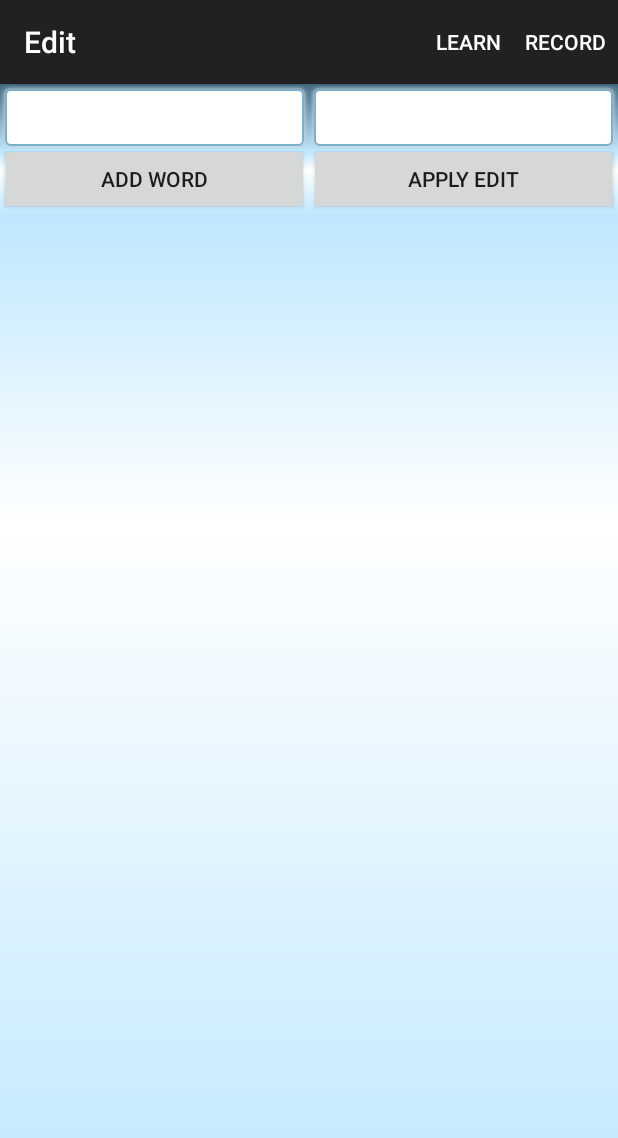
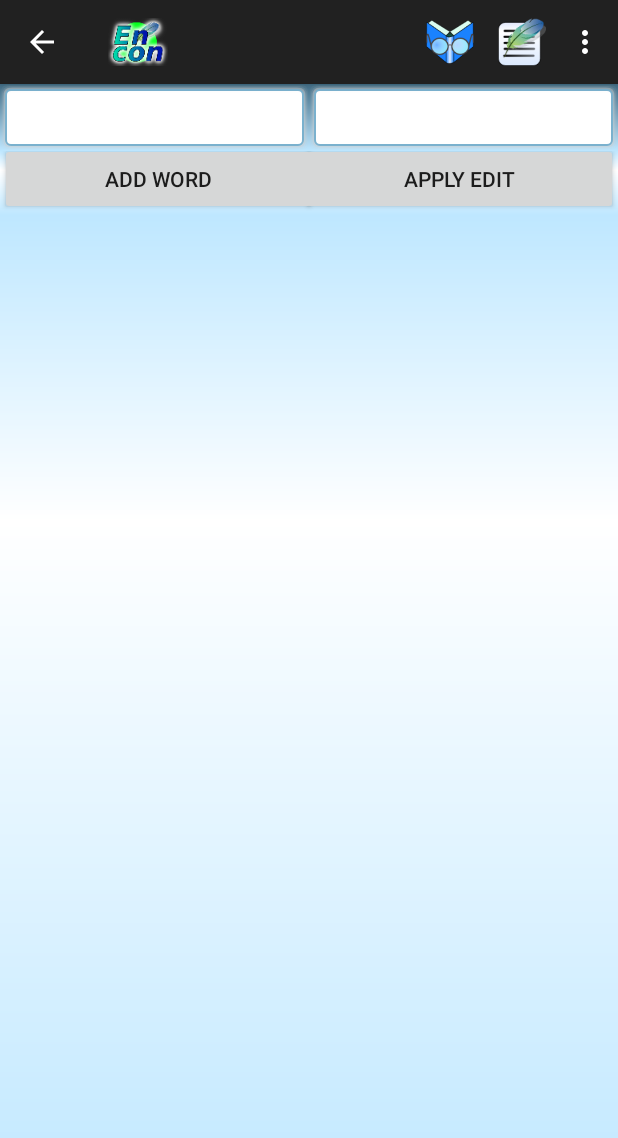
Before and after one commit to Maxislav/EnglishCon, an Android app: the RecortActivity screen opened directly, with no data from a screen before it, on a phone screen of 412 x 824 dp. Shown: the top 1138 px of the screen. Run offline under Robolectric (Android 15) with nearby library versions, the phone set to English and light mode, and no system bars.

Commit message:
animation between activity

```diff
--- a/app/src/main/java/com/example/mars/englishcon/MainActivity.java
+++ b/app/src/main/java/com/example/mars/englishcon/MainActivity.java
@@ -64,20 +64,21 @@ public class MainActivity extends ActionBarActivity {
     protected void onStart() {
         super.onStart();
         updateView();
+        overridePendingTransition( R.anim.translate_left_show, R.anim.translate );
     }
+
 
     @Override
     public boolean onCreateOptionsMenu(Menu menu) {
         super.onCreateOptionsMenu(menu);
         getMenuInflater().inflate(R.menu.menu_main, menu);
-
         LayoutInflater inflator = (LayoutInflater) this .getSystemService(Context.LAYOUT_INFLATER_SERVICE);
         View v = inflator.inflate(R.layout.action_bar_layout, null);
         ActionBar actionBar = getSupportActionBar();
         actionBar.setDisplayHomeAsUpEnabled(false);
         actionBar.setDisplayShowCustomEnabled(true);
         actionBar.setDisplayShowTitleEnabled(false);
-        actionBar.setIcon(R.drawable.en_con);
+      //  actionBar.setIcon(R.drawable.en_con);
         actionBar.setCustomView(v);
         return true;
     }
--- a/app/src/main/java/com/example/mars/englishcon/RecortActivity.java
+++ b/app/src/main/java/com/example/mars/englishcon/RecortActivity.java
@@ -1,10 +1,12 @@
 package com.example.mars.englishcon;
 
 import android.content.ContentValues;
+import android.content.Context;
 import android.content.Intent;
 import android.database.sqlite.SQLiteDatabase;
 import android.os.Bundle;
 import android.os.Handler;
+import android.support.v7.app.ActionBar;
 import android.support.v7.app.ActionBarActivity;
 import android.util.Log;
 import android.view.Gravity;
@@ -20,13 +22,14 @@ import android.widget.LinearLayout;
 import android.widget.PopupMenu;
 import android.widget.TextView;
 import android.widget.Toast;
+import android.widget.Toolbar;
 
 import java.util.ArrayList;
 import java.util.Map;
 
 public class RecortActivity extends ActionBarActivity {
 
-
+    protected Toolbar mActionBar;
     EditText editTextEn;
     EditText editTextRu;
     LinearLayout mainLayout;
@@ -124,6 +127,7 @@ public class RecortActivity extends ActionBarActivity {
         sdb.close();
         dataBaseHelper.close();
         super.onStart();
+        overridePendingTransition( R.anim.translate_left_show, R.anim.translate );
     }
 
 
@@ -131,6 +135,17 @@ public class RecortActivity extends ActionBarActivity {
     public boolean onCreateOptionsMenu(Menu menu) {
         //super.onCreateOptionsMenu(menu);
         getMenuInflater().inflate(R.menu.menu_main, menu);
+        super.onCreateOptionsMenu(menu);
+        getMenuInflater().inflate(R.menu.menu_main, menu);
+        LayoutInflater inflator = (LayoutInflater) this .getSystemService(Context.LAYOUT_INFLATER_SERVICE);
+        View v = inflator.inflate(R.layout.action_bar_layout, null);
+        ActionBar actionBar = getSupportActionBar();
+        actionBar.setDisplayHomeAsUpEnabled(true);
+        actionBar.setDisplayShowCustomEnabled(true);
+        actionBar.setDisplayShowTitleEnabled(false);
+        actionBar.setHomeButtonEnabled(true);
+        //  actionBar.setIcon(R.drawable.en_con);
+        actionBar.setCustomView(v);
         return true;
     }
 
@@ -139,8 +154,11 @@ public class RecortActivity extends ActionBarActivity {
         // Handle action bar item clicks here. The action bar will
         // automatically handle clicks on the Home/Up button, so long
         // as you specify a parent activity in AndroidManifest.xml.
+
+
         int id = item.getItemId();
 
+        Log.d("MyLog", id+"  : " + android.R.id.home);
         //noinspection SimplifiableIfStatement
         if (id == R.id.action_record) {
             return true;
@@ -154,6 +172,11 @@ public class RecortActivity extends ActionBarActivity {
             return true;
         }
 
+        if(id ==  android.R.id.home){
+            Log.d("MyLog", "Home");
+            finish();
+            return true;
+        }
 
         return super.onOptionsItemSelected(item);
     }
--- a/app/src/main/res/layout/activity_record.xml
+++ b/app/src/main/res/layout/activity_record.xml
@@ -71,7 +71,8 @@
                 android:layout_marginTop="-5dp"
                 android:layout_weight="1"
                 android:onClick="clickBtnAdd"
-                android:text="Add word" />
+                android:text="Add word"
+                android:layout_marginRight="-5dp" />
 
             <Button
                 android:layout_width="match_parent"
@@ -79,7 +80,8 @@
                 android:layout_marginTop="-5dp"
                 android:layout_weight="1"
                 android:onClick="clickBtnEdit"
-                android:text="Apply edit" />
+                android:text="Apply edit"
+                android:layout_marginLeft="-5dp" />
 
            <!-- <Button
                 android:layout_width="match_parent"
--- a/app/src/main/res/menu/menu_main.xml
+++ b/app/src/main/res/menu/menu_main.xml
@@ -1,15 +1,16 @@
 <menu xmlns:android="http://schemas.android.com/apk/res/android"
     xmlns:app="http://schemas.android.com/apk/res-auto"
-
     xmlns:tools="http://schemas.android.com/tools" tools:context=".MainActivity"
     >
 
     <item android:id="@+id/action_learn"
         android:title="Learn"
         android:orderInCategory="100"
+        android:icon="@drawable/ico_mind"
         app:showAsAction="ifRoom" />
     <item android:id="@+id/action_record"
         android:title="Record"
         android:orderInCategory="100"
+        android:icon="@drawable/ico_edit"
         app:showAsAction="ifRoom" />
 </menu>
```
Also changed, not shown: app/src/main/res/drawable/ico_edit.png (added), app/src/main/res/drawable/ico_mind.png (added).
